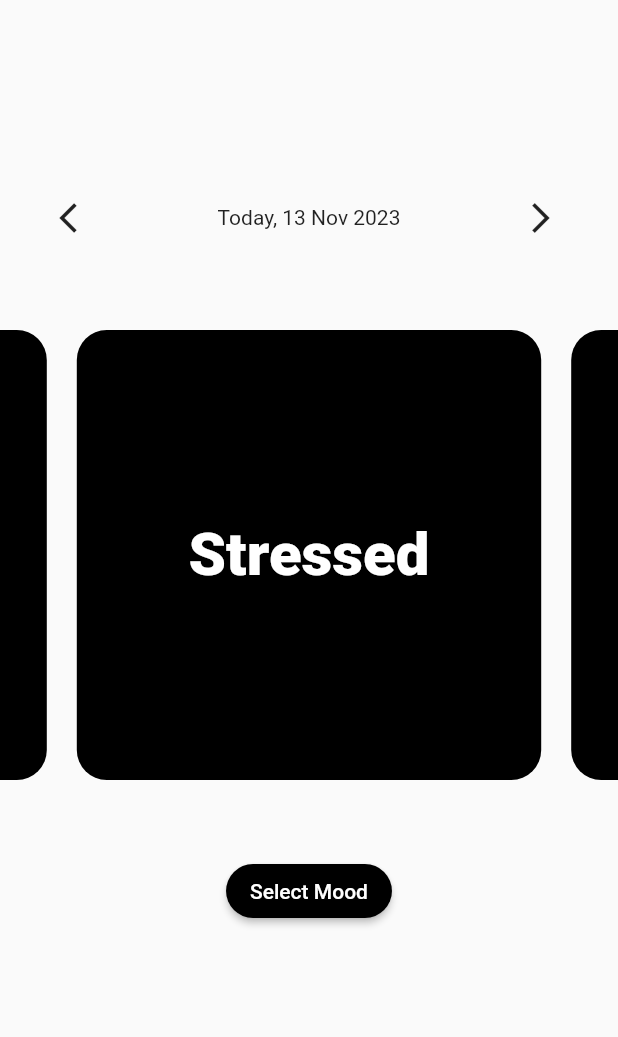
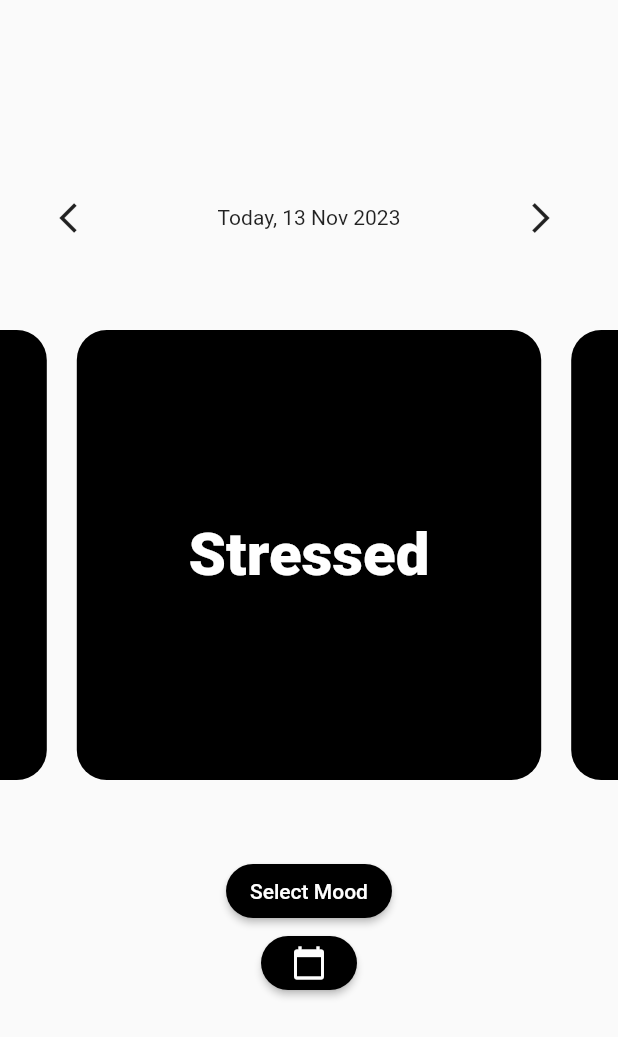
Before and after one commit to timsedev/mooodify, a Flutter app: the screen it shows after launch, on a phone screen of 412 x 824 dp. Shown: the top 1037 px of the screen. Run offline on Flutter 3.47's test engine with Material 2 defaults, Android fonts, the phone set to English and light mode, and no system bars; our stand-ins replace stacked, stacked_services, stacked_shared.

```diff
--- a/mooodify/lib/ui/views/home/home_view.dart
+++ b/mooodify/lib/ui/views/home/home_view.dart
@@ -35,6 +35,7 @@ class HomeView extends StackedView<HomeViewModel> {
               ),
               verticalSpaceLarge,
               _buildSelectMoodButton(viewModel),
+              _buildNavToCalendarButton(viewModel),
               verticalSpaceLarge,
             ],
           ),
@@ -122,4 +123,17 @@ class HomeView extends StackedView<HomeViewModel> {
       child: const Text('Select Mood'),
     );
   }
+
+  Widget _buildNavToCalendarButton(HomeViewModel viewModel) {
+    return ElevatedButton(
+      onPressed: viewModel.navToCalendarView,
+      style: ElevatedButton.styleFrom(
+        backgroundColor: Colors.black,
+        shape: RoundedRectangleBorder(
+          borderRadius: BorderRadius.circular(20),
+        ),
+      ),
+      child: const Icon(Icons.calendar_today),
+    );
+  }
 }
--- a/mooodify/lib/ui/views/home/home_viewmodel.dart
+++ b/mooodify/lib/ui/views/home/home_viewmodel.dart
@@ -2,12 +2,15 @@ import 'dart:developer';
 
 import 'package:intl/intl.dart';
 import 'package:mooodify/app/app.locator.dart';
+import 'package:mooodify/app/app.router.dart';
 import 'package:mooodify/core/models/mood.dart';
 import 'package:mooodify/services/mood_service.dart';
 import 'package:stacked/stacked.dart';
+import 'package:stacked_services/stacked_services.dart';
 
 class HomeViewModel extends BaseViewModel {
   final _moodService = locator<MoodService>();
+  final _navigationService = locator<NavigationService>();
 
   List<Mood> get moods => availableMoods;
   Mood selectedMood = Mood.neutral;
@@ -70,4 +73,8 @@ class HomeViewModel extends BaseViewModel {
     selectedDate = yesterday;
     notifyListeners();
   }
+
+  Future<void> navToCalendarView() async {
+    await _navigationService.navigateToCalendarView();
+  }
 }
```
